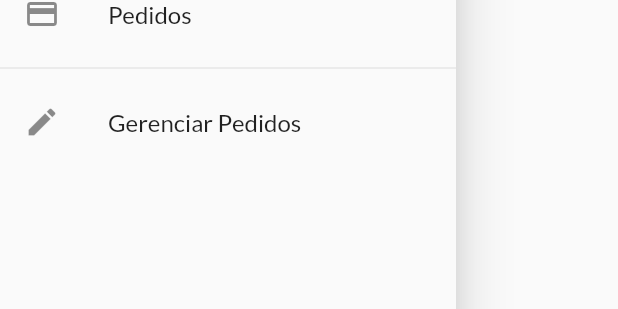
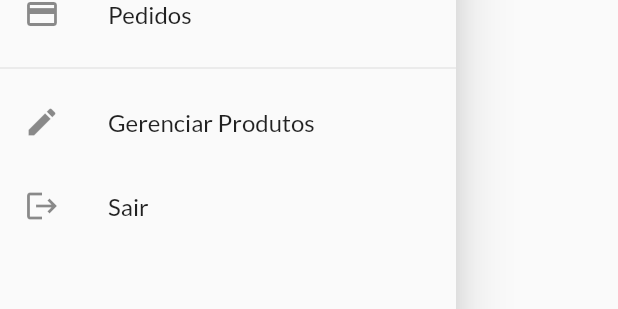
Before and after one commit to HenriqueCisi/project_state_store, a Flutter app: the AppDrawer widget shown alone on an empty page, opened directly, on a phone screen of 412 x 824 dp. Shown: the part 244-553 px from the top of the screen. Run offline on Flutter 3.47's test engine with Material 2 defaults, Android fonts, the phone set to English and light mode, and no system bars; network calls fail.

Commit message:
implements logout

```diff
--- a/lib/components/app_drawer.dart
+++ b/lib/components/app_drawer.dart
@@ -1,5 +1,7 @@
 import 'package:flutter/material.dart';
+import 'package:project_state_store/models/auth.dart';
 import 'package:project_state_store/utils/app_routes.dart';
+import 'package:provider/provider.dart';
 
 class AppDrawer extends StatelessWidget {
   const AppDrawer({super.key});
@@ -32,9 +34,18 @@ class AppDrawer extends StatelessWidget {
           const Divider(),
           ListTile(
             leading: const Icon(Icons.edit),
-            title: const Text('Gerenciar Pedidos'),
+            title: const Text('Gerenciar Produtos'),
             onTap: () {
               Navigator.of(context).pushReplacementNamed(AppRoutes.PRODUCTS);
+            },
+          ),
+          ListTile(
+            leading: const Icon(Icons.logout),
+            title: const Text('Sair'),
+            onTap: () {
+              Provider.of<Auth>(context, listen: false).logout();
+              Navigator.of(context)
+                  .pushReplacementNamed(AppRoutes.AUTH_OR_HOME);
             },
           ),
         ],
```
Also changed, not shown: lib/models/auth.dart (+8 -0 lines).
